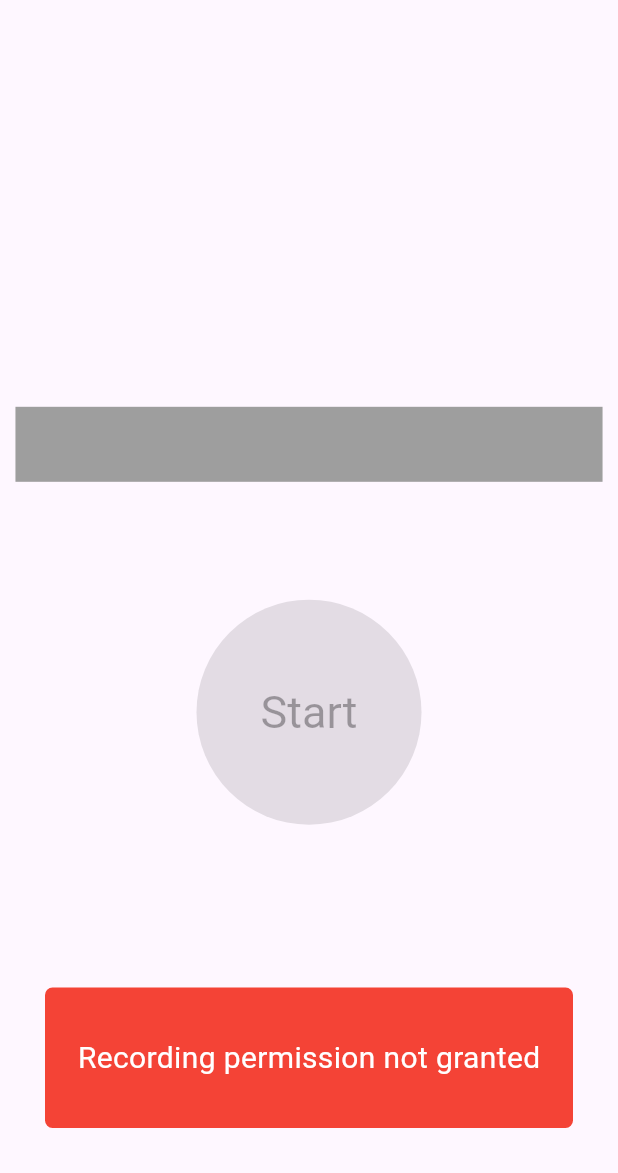
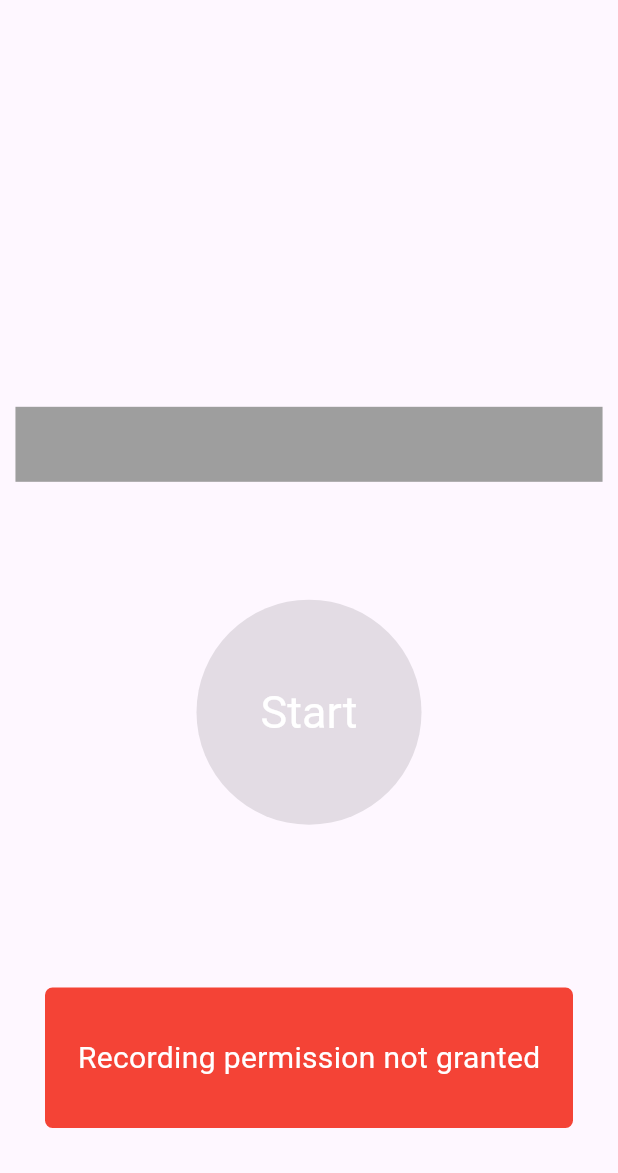
Before and after one commit to Picovoice/flutter-voice-processor, a Flutter app: the screen it shows after launch, after a tap on "Start", on a phone screen of 412 x 824 dp, the part 63-1236 px from its top. Run offline on Flutter 3.47's test engine with Material 3 defaults, Android fonts, the phone set to English and light mode, and no system bars.

Commit message:
iOS update (#24)

```diff
--- a/example/lib/main.dart
+++ b/example/lib/main.dart
@@ -187,7 +187,7 @@ class _MyAppState extends State<MyApp> {
                     ? null
                     : _toggleProcessing,
                 child: Text(_isProcessing ? "Stop" : "Start",
-                    style: TextStyle(fontSize: 30)),
+                    style: TextStyle(fontSize: 30, color: Colors.white)),
               ))),
     );
   }
--- a/pubspec.yaml
+++ b/pubspec.yaml
@@ -1,6 +1,6 @@
 name: flutter_voice_processor
 description: A Flutter audio recording plugin designed for real-time speech audio processing.
-version: 1.1.1
+version: 1.1.2
 homepage: https://picovoice.ai/
 repository: https://github.com/Picovoice/flutter-voice-processor
 documentation: https://picovoice.ai/docs/audio-recording-software/
```
Also changed, not shown: example/pubspec.lock, 6 other files.
